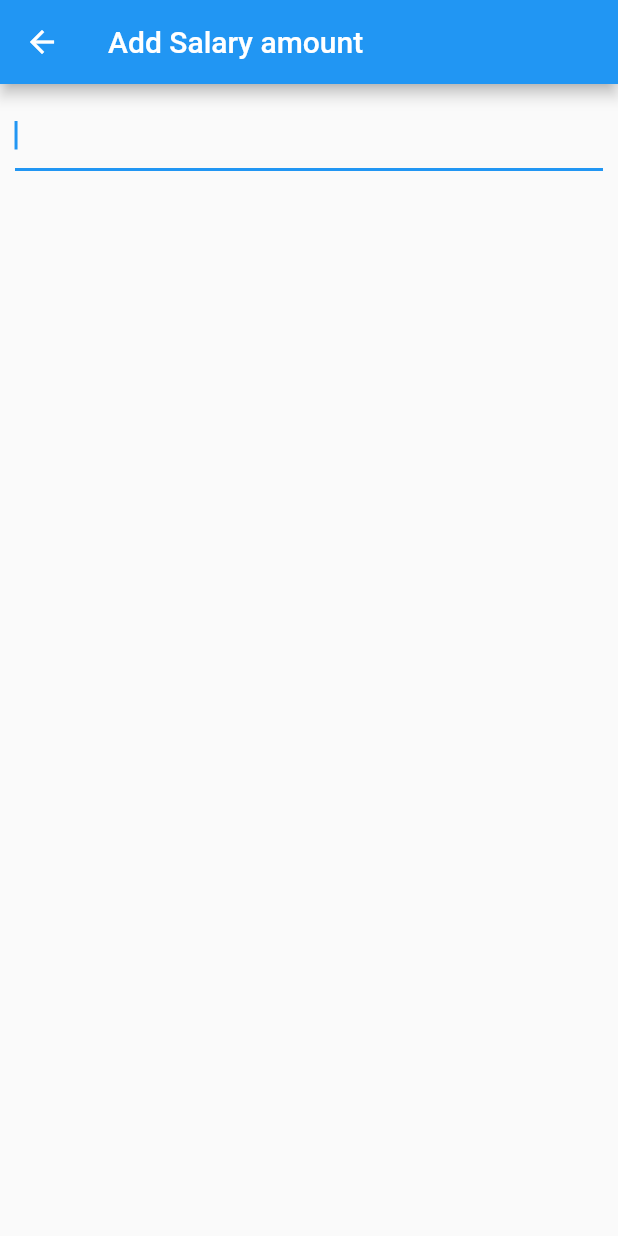
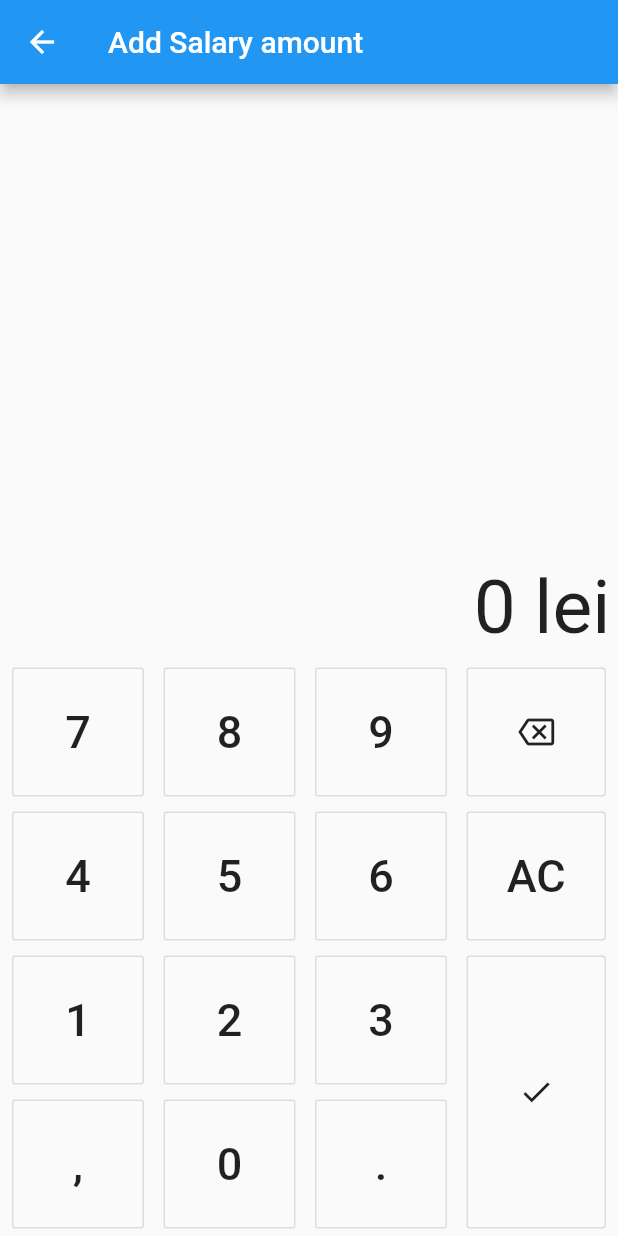
Before and after one commit to chivud/numus, a Flutter app: the AddAmountScreen screen opened directly with sample values from the repository, on a phone screen of 412 x 824 dp. Run offline on Flutter 3.47's test engine with Material 2 defaults, Android fonts, the phone set to English and light mode, and no system bars; our stand-ins replace sqflite; accounts and stored records are empty.

Commit message:
Calculator layout

```diff
--- a/lib/ui/transactions/add_amount.dart
+++ b/lib/ui/transactions/add_amount.dart
@@ -1,9 +1,9 @@
 import 'package:experiment/entities/category.dart';
+import 'package:flutter/cupertino.dart';
 import 'package:flutter/material.dart';
-import 'package:flutter/services.dart';
 
 class AddAmountScreen extends StatelessWidget {
-  Category category;
+  final Category category;
 
   AddAmountScreen({this.category});
 
@@ -12,7 +12,7 @@ class AddAmountScreen extends StatelessWidget {
     return Scaffold(
       appBar: AppBar(title: Text('Add ${category.name} amount')),
       body: Container(
-        padding: EdgeInsets.all(10),
+        // padding: EdgeInsets.all(10),
         child: AmountWidget(),
       ),
     );
@@ -27,15 +27,237 @@ class AmountWidget extends StatefulWidget {
 class _AmountWidgetState extends State<AmountWidget> {
   @override
   Widget build(BuildContext context) {
-    return Container(
-      child: TextField(
-        autofocus: true,
-        inputFormatters: [
-          FilteringTextInputFormatter.allow(RegExp('[0-9.,]')),
-        ],
-        keyboardType:
-            TextInputType.numberWithOptions(signed: false, decimal: true),
+    return CalculatorWidget();
+  }
+}
+
+class CalculatorWidget extends StatefulWidget {
+  @override
+  _CalculatorWidgetState createState() => _CalculatorWidgetState();
+}
+
+class _CalculatorWidgetState extends State<CalculatorWidget> {
+  String value = '0';
+
+  void onKeyPress(String character) {
+    if (value.length > 10) {
+      return;
+    }
+
+    if ((character == ',' || character == '.') &&
+        (value.contains(',') || value.contains('.'))) {
+      return;
+    }
+
+    if (character == 'AC') {
+      setState(() {
+        value = '0';
+      });
+    } else if (value == '0') {
+      setState(() {
+        value = character;
+      });
+    } else {
+      setState(() {
+        value = value + character;
+      });
+    }
+  }
+
+  void onBackspacePress() {
+    if(value.length > 1){
+      setState(() {
+        value = value.substring(0, value.length - 1);
+      });
+    }else{
+      setState(() {
+        value = '0';
+      });
+    }
+
+  }
+
+  void onDonePress() {}
+
+  @override
+  Widget build(BuildContext context) {
+    return Column(
+      mainAxisAlignment: MainAxisAlignment.end,
+      children: [
+        Flexible(
+          flex: 1,
+          child: Container(
+            margin: EdgeInsets.all(5),
+            child: Row(
+              mainAxisAlignment: MainAxisAlignment.end,
+              children: [
+                Text(
+                  value,
+                  style: TextStyle(fontSize: 50),
+                ),
+                Text(
+                  ' lei',
+                  style: TextStyle(fontSize: 50),
+                ),
+              ],
+            ),
+          ),
+        ),
+        Flexible(
+          flex: 1,
+          child: Row(
+            mainAxisAlignment: MainAxisAlignment.spaceEvenly,
+            children: [
+              Flexible(
+                flex: 1,
+                child: Column(
+                  children: [
+                    CalculatorKey(
+                      character: '7',
+                      onPress: onKeyPress,
+                    ),
+                    CalculatorKey(
+                      character: '4',
+                      onPress: onKeyPress,
+                    ),
+                    CalculatorKey(
+                      character: '1',
+                      onPress: onKeyPress,
+                    ),
+                    CalculatorKey(
+                      character: ',',
+                      onPress: onKeyPress,
+                    ),
+                  ],
+                ),
+              ),
+              Flexible(
+                flex: 1,
+                child: Column(
+                  children: [
+                    CalculatorKey(
+                      character: '8',
+                      onPress: onKeyPress,
+                    ),
+                    CalculatorKey(
+                      character: '5',
+                      onPress: onKeyPress,
+                    ),
+                    CalculatorKey(
+                      character: '2',
+                      onPress: onKeyPress,
+                    ),
+                    CalculatorKey(
+                      character: '0',
+                      onPress: onKeyPress,
+                    ),
+                  ],
+                ),
+              ),
+              Flexible(
+                flex: 1,
+                child: Column(
+                  children: [
+                    CalculatorKey(
+                      character: '9',
+                      onPress: onKeyPress,
+                    ),
+                    CalculatorKey(
+                      character: '6',
+                      onPress: onKeyPress,
+                    ),
+                    CalculatorKey(
+                      character: '3',
+                      onPress: onKeyPress,
+                    ),
+                    CalculatorKey(
+                      character: '.',
+                      onPress: onKeyPress,
+                    ),
+                  ],
+                ),
+              ),
+              Flexible(
+                flex: 1,
+                child: Column(
+                  mainAxisAlignment: MainAxisAlignment.start,
+                  crossAxisAlignment: CrossAxisAlignment.stretch,
+                  children: [
+                    CalculatorAction(
+                      icon: Icon(Icons.backspace_outlined),
+                      onPress: onBackspacePress,
+                    ),
+                    CalculatorKey(
+                      character: 'AC',
+                      onPress: onKeyPress,
+                    ),
+                    CalculatorAction(
+                      flex: 2,
+                      icon: Icon(Icons.done),
+                      onPress: onDonePress,
+                    ),
+                  ],
+                ),
+              ),
+            ],
+          ),
+        ),
+      ],
+    );
+  }
+}
+
+class CalculatorKey extends StatelessWidget {
+  final Function onPress;
+
+  final String character;
+
+  final int flex;
+
+  CalculatorKey({this.character, this.onPress, this.flex = 1});
+
+  @override
+  Widget build(BuildContext context) {
+    return Expanded(
+      flex: flex,
+      child: Container(
+        margin: EdgeInsets.all(5),
+        child: OutlineButton(
+          // height: 80,
+          child: Text(
+            character,
+            style: TextStyle(fontSize: 30),
+          ),
+          onPressed: () {
+            onPress(character);
+          },
+        ),
       ),
     );
   }
 }
+
+class CalculatorAction extends StatelessWidget {
+  final Function onPress;
+
+  final Icon icon;
+
+  final int flex;
+
+  CalculatorAction({this.icon, this.onPress, this.flex = 1});
+
+  @override
+  Widget build(BuildContext context) {
+    return Expanded(
+      flex: flex,
+      child: Container(
+        margin: EdgeInsets.all(5),
+        child: OutlineButton(
+          disabledBorderColor: Colors.green,
+          child: icon,
+          onPressed: () => {onPress()},
+        ),
+      ),
+    );
+  }
+}
```
